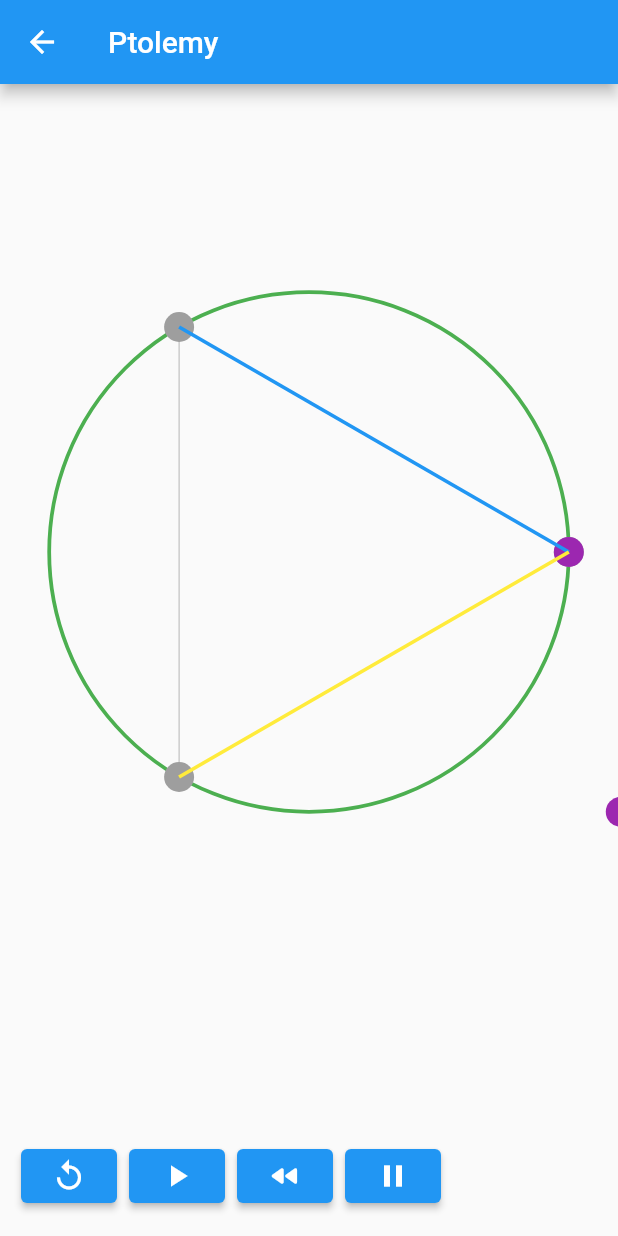
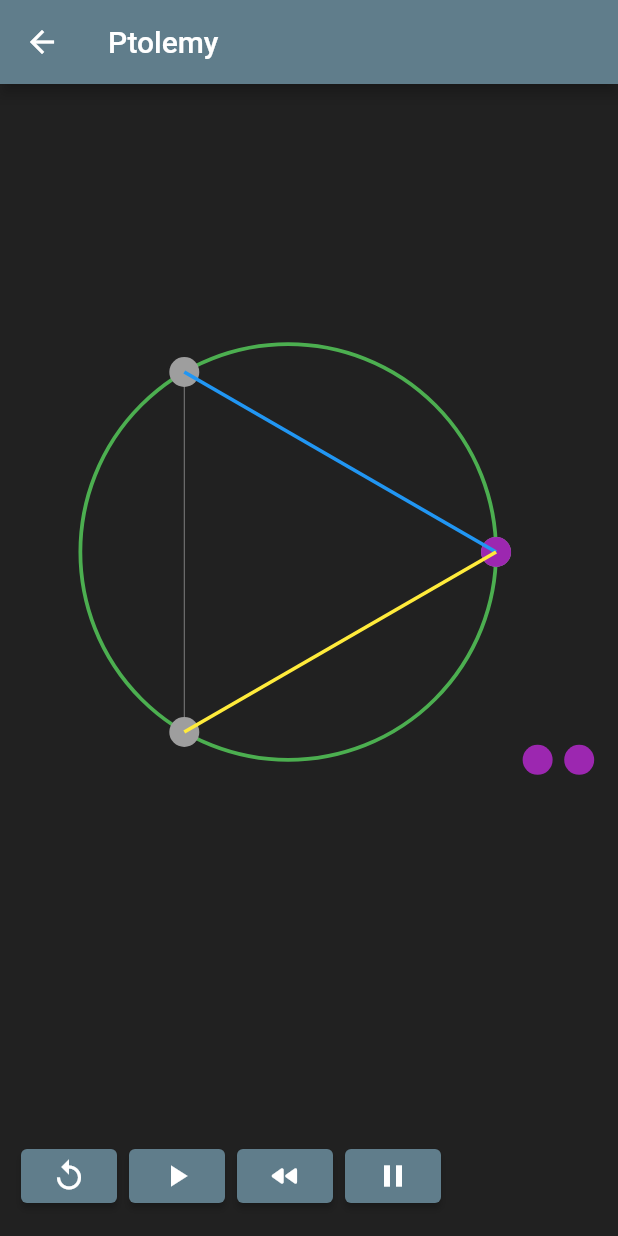
Before and after one commit to fullmers/flutter_animation_play, a Flutter app: the screen it shows after launch, after a tap on an icon or button, on a phone screen of 412 x 824 dp. Run offline on Flutter 3.47's test engine with Material 2 defaults, Android fonts, the phone set to English and light mode, and no system bars.

Commit message:
adjust sizes to work on android

```diff
--- a/lib/main.dart
+++ b/lib/main.dart
@@ -5,10 +5,11 @@ import 'fibonacci/fibonacci_spiral.dart';
 
 void main() {
   runApp(MaterialApp(
+    debugShowCheckedModeBanner: false,
     home: MyApp(),
     title: 'Play with animations',
     theme: ThemeData(
-      primarySwatch: Colors.blue,
+      primarySwatch: Colors.blueGrey,
     ),
   ));
 }
--- a/lib/ptolemy/ptolemy.dart
+++ b/lib/ptolemy/ptolemy.dart
@@ -16,7 +16,7 @@ const period = 5;
 
 class _PtolemysTheoremState extends State<PtolemysTheorem> with SingleTickerProviderStateMixin {
   late AnimationController _controller;
-  final _triangleSide = 300.0;
+  final _triangleSide = 240.0;
   final _dotRadius = 10.0;
   late double _radius;
 
@@ -48,7 +48,7 @@ class _PtolemysTheoremState extends State<PtolemysTheorem> with SingleTickerProv
     super.didChangeDependencies();
     // context is not available in initState, so these calcs must be done here
     _center = Offset(
-      MediaQuery.of(context).size.width / 2,
+      MediaQuery.of(context).size.width / 2 - _radius * .1,
       MediaQuery.of(context).size.height / 2 - 100,
     );
     _leftFixedDot = Offset(_center.dx + _radius * 1.2, _center.dy + _radius);
@@ -68,9 +68,9 @@ class _PtolemysTheoremState extends State<PtolemysTheorem> with SingleTickerProv
         title: Text(widget.title),
       ),
       body: Container(
-        color: Colors.lightBlueAccent,
+        //   color: Colors.lightBlueAccent,
         child: CustomPaint(
-          painter: PtolemyPainter(
+          foregroundPainter: PtolemyPainter(
             center: _center,
             leftFixedDot: _leftFixedDot,
             rtFixedDot: _rtFixedDot,
@@ -79,6 +79,9 @@ class _PtolemysTheoremState extends State<PtolemysTheorem> with SingleTickerProv
             dotRadius: _dotRadius,
             progress: _controller.value,
             period: period,
+          ),
+          child: Container(
+            color: Colors.black87,
           ),
         ),
       ),
```
